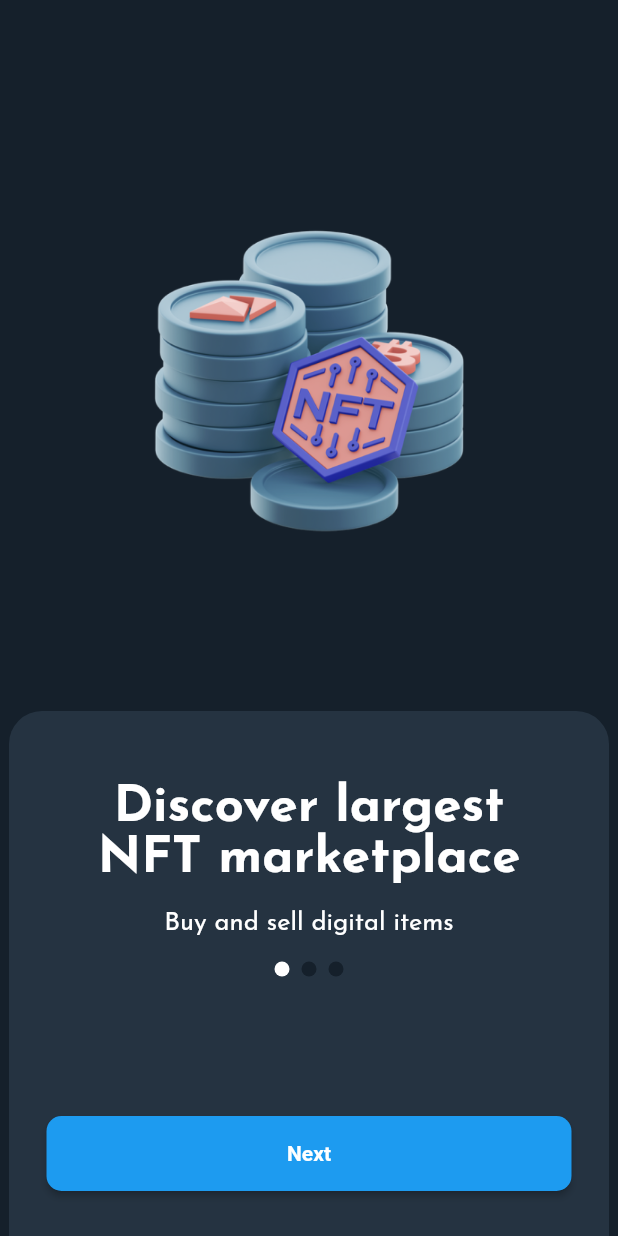
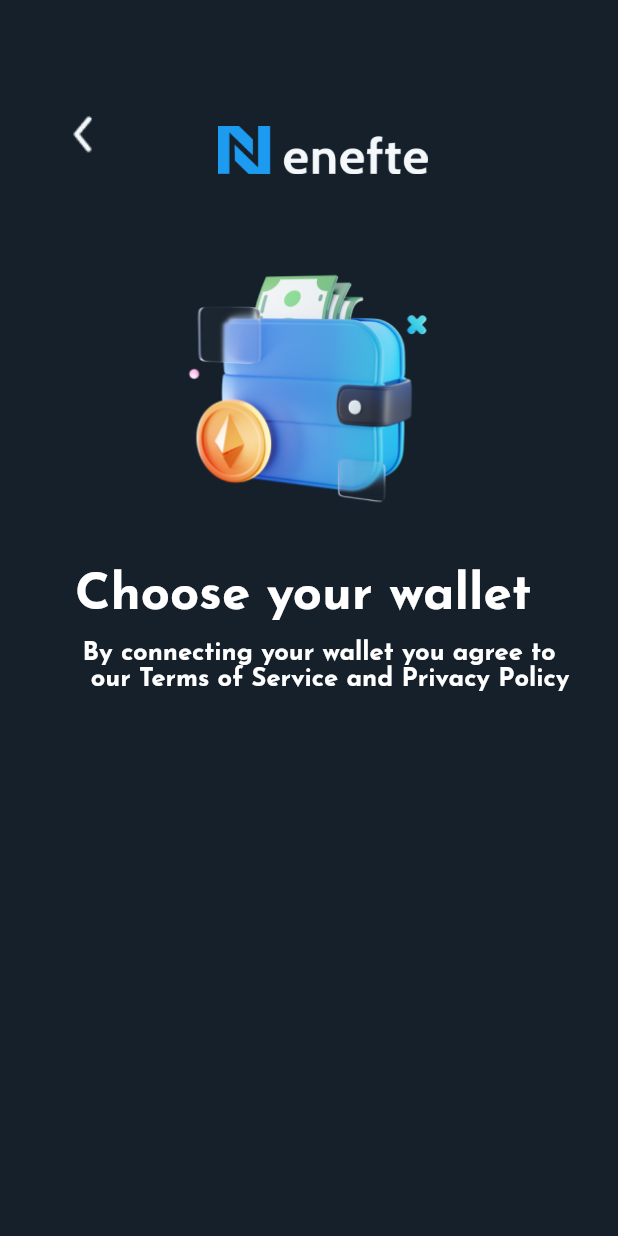
Before and after one commit to abrahamemas/Nft_app, a Flutter app: the screen it shows after launch, on a phone screen of 412 x 824 dp. Run offline on Flutter 3.47's test engine with Material 2 defaults, Android fonts, the light colour scheme and no system bars; drawn by our look-alikes of smooth_page_indicator; our stand-ins replace google_fonts.

Commit message:
Initial commit

```diff
--- a/lib/main.dart
+++ b/lib/main.dart
@@ -1,10 +1,9 @@
 import 'package:flutter/material.dart';
-import 'package:nft_app/screens/OnboardingPage.dart';
+import 'package:nft_app/screens/SignInPage.dart';
 
  void main() {
   runApp(const NftApp());
 }
-
 
 class NftApp extends StatelessWidget {
   const NftApp({super.key});
@@ -16,7 +15,7 @@ class NftApp extends StatelessWidget {
     return MaterialApp(
       debugShowCheckedModeBanner: false,
       title: 'NftApp',
-      home: OnboardingPage()
+      home: SignInPage()
     );
   }
 }
--- /dev/null
+++ b/lib/screens/SignInPage.dart
@@ -0,0 +1,96 @@
+import 'package:flutter/material.dart';
+import 'package:google_fonts/google_fonts.dart';
+import 'package:nft_app/screens/OnboardingPage2.dart';
+
+class SignInPage extends StatefulWidget {
+  const SignInPage({super.key});
+
+  @override
+  State<SignInPage> createState() => _SignInPageState();
+}
+
+class _SignInPageState extends State<SignInPage> {
+  @override
+  Widget build(BuildContext context) {
+    return  Scaffold(
+      backgroundColor: Color(0xFF15202B),
+      body: Stack(
+        children: [
+         Transform.translate(
+            offset: Offset(145, 30),
+            child: Image.asset(
+            'assets/Logo.png',
+            height: 140,
+            width: 140,
+            ),
+            ),
+            Padding(
+           padding: const EdgeInsets.only(bottom: 645 , right: 300),
+           child: Align(
+            alignment: Alignment.center,
+            child: GestureDetector(
+              onTap: () {
+                   Navigator.push(
+              context,
+              MaterialPageRoute(builder: (context) => OnboardingPage2()),
+                   );
+              },
+
+              child: Image.asset(
+                'assets/Icon Arrow.png',
+                 width: 70,
+                height: 80,
+                ),
+            )),
+         ),
+
+          Positioned.fill(
+      top: 150,
+      child: Align(
+        alignment: Alignment.topCenter,
+        child: Image.asset(
+          'assets/image10.png',
+          width: 207,
+          height: 207,
+
+        ),
+      ),
+    ),
+     Transform.translate(
+              offset: Offset(50, 380),
+              child:   Text(
+                "Choose your wallet",
+                style: GoogleFonts.josefinSans(
+                   color: Colors.white,
+                    fontSize: 34,
+                    fontWeight: FontWeight.w800,
+                )
+                      ),
+              ),
+                   Transform.translate(
+              offset: Offset(55, 410),
+              child: Text('\nBy connecting your wallet you agree to\n our Terms of Service and Privacy Policy',
+                style: GoogleFonts.josefinSans(
+                   color: Colors.white,
+                    fontSize: 17,
+                    fontWeight: FontWeight.w800,
+                ),
+              ),
+            ),
+
+
+
+
+
+
+
+
+
+
+
+
+        ]),
+
+    );
+  }
+}
```
Also changed, not shown: lib/screens/OnboardingPage2.dart (+99 -1 lines), lib/widgets/CustomButton2.dart (added, +31 -0 lines), assets/Design1.png (added), assets/Design2.png (added), assets/Icon Arrow.png (added), assets/Logo.png (added), assets/Next.png (added), assets/image1.png (deleted), assets/image10.png (added), assets/image2.png (deleted), assets/image3.png (deleted).
